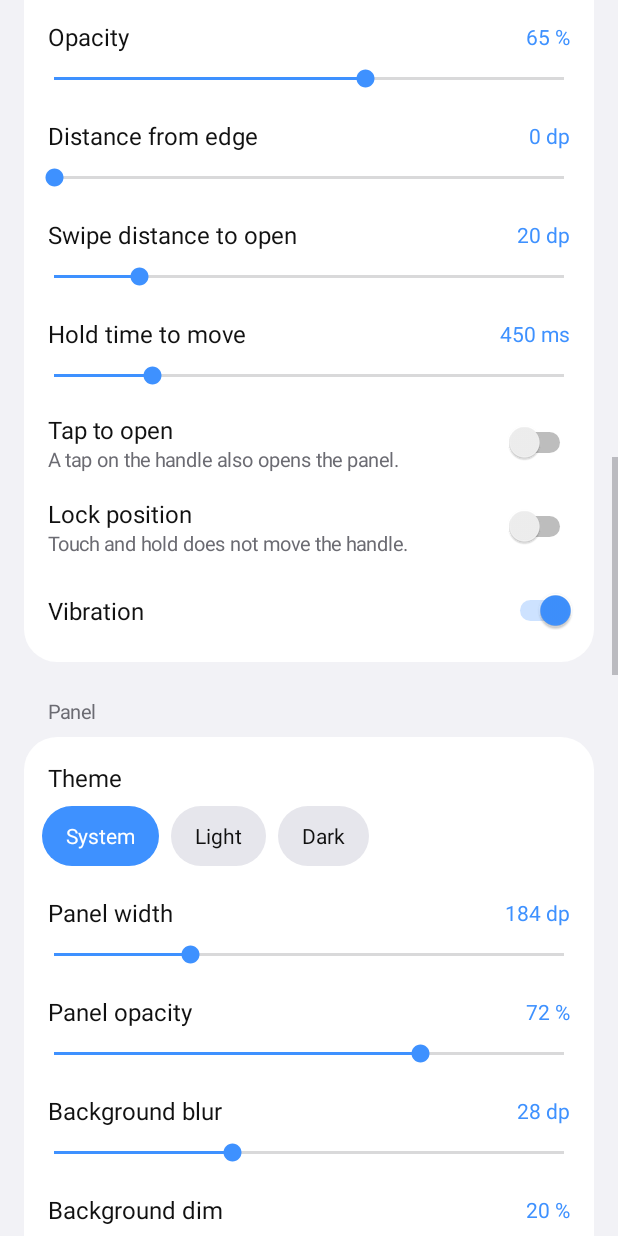
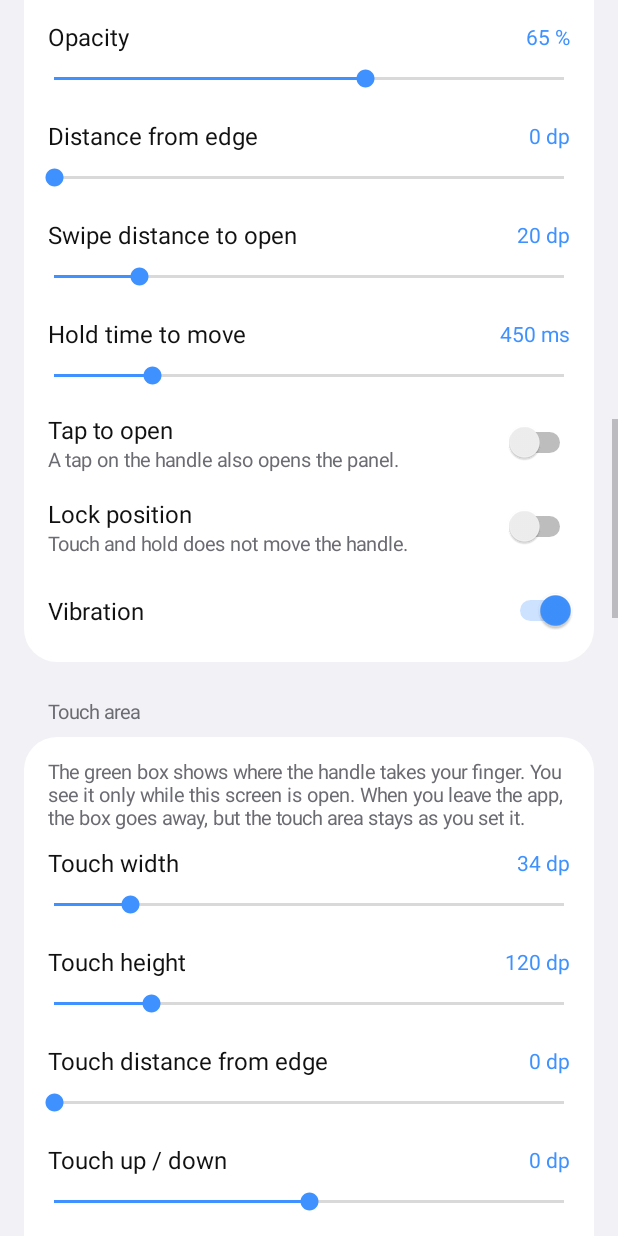
Before and after one commit to slinkybat123-code/viktor-mitic, an Android app: the screen it shows after launch (MainActivity), scrolled down 1730 dp, on a phone screen of 412 x 824 dp. Run offline under Robolectric (Android 15) with nearby library versions, the phone set to English and light mode, and no system bars.

Commit message:
Adjustable touch area shown as a green box in Settings
- Pill and touch box are now separate windows
- Touch width, height, distance from edge and up/down offset
- Green box shows only while Settings is open; area stays as set
- Hold-to-move moves pill and touch box together

Co-Authored-By: Claude Opus 5.5 <noreply@anthropic.com>
Claude-Session: https://claude.ai/code/session_01TNZpsMRrFoyiRZG2Sx1nk5

```diff
--- a/edge-clipboard-android/app/build.gradle.kts
+++ b/edge-clipboard-android/app/build.gradle.kts
@@ -19,8 +19,8 @@ android {
         applicationId = "io.github.slinkybat123.edgeclip"
         minSdk = 26
         targetSdk = 36
-        versionCode = 9
-        versionName = "1.5.1"
+        versionCode = 10
+        versionName = "1.6.0"
     }
 
     signingConfigs {
--- a/edge-clipboard-android/app/src/main/java/com/edgeclip/Edge.kt
+++ b/edge-clipboard-android/app/src/main/java/com/edgeclip/Edge.kt
@@ -14,6 +14,10 @@ object Edge {
     var active: EdgeController? = null
 
     val running get() = active != null
+
+    /** True while the Settings screen is open: the touch box shows as a green box. */
+    var showTouchArea = false
+        set(v) { field = v; active?.setTouchDebug(v) }
 
     /** Shows the handle. Uses the accessibility host (no notification) when Copy detection is on. */
     fun start(c: Context, action: String? = null) {
--- a/edge-clipboard-android/app/src/main/java/com/edgeclip/MainActivity.kt
+++ b/edge-clipboard-android/app/src/main/java/com/edgeclip/MainActivity.kt
@@ -52,6 +52,12 @@ class MainActivity : Activity() {
         Autostart.ensureRunning(this)
         buildPermissions()
         updatePreview()
+        Edge.showTouchArea = true
+    }
+
+    override fun onPause() {
+        super.onPause()
+        Edge.showTouchArea = false // the green box goes away; the touch area stays as set
     }
 
     // ---------------- Layout ----------------
@@ -129,10 +135,28 @@ class MainActivity : Activity() {
         slider(c, R.string.opacity, K.H_ALPHA, 10, 100, "%") { handleChanged() }
         slider(c, R.string.gap, K.H_GAP, 0, 32, "dp") { handleChanged() }
         slider(c, R.string.swipe_dist, K.SWIPE_DIST, 8, 80, "dp")
+
         slider(c, R.string.hold_time, K.HOLD_MS, 200, 1500, "ms", step = 50)
         toggle(c, R.string.tap_open, R.string.tap_open_desc, K.TAP_OPEN)
         toggle(c, R.string.lock_pos, R.string.lock_pos_desc, K.LOCK_POS)
         toggle(c, R.string.haptics, 0, K.HAPTICS)
+
+        // Touch area (shown as a green box while this screen is open)
+        section(R.string.sec_touch)
+        val tc = card()
+        tc.addView(TextView(this).apply {
+            setText(R.string.touch_desc); textSize = 13f; setTextColor(getColor(R.color.sub))
+            setPadding(dp(16), dp(8), dp(16), 0)
+        })
+        slider(tc, R.string.touch_width, K.T_WIDTH, 12, 160, "dp") { handleChanged() }
+        slider(tc, R.string.touch_height, K.T_HEIGHT, 30, 500, "dp", step = 5) { handleChanged() }
+        slider(tc, R.string.touch_edge, K.T_EDGE, 0, 80, "dp") { handleChanged() }
+        slider(tc, R.string.touch_yoff, K.T_YOFF, -200, 200, "dp", step = 2) { handleChanged() }
+        tc.addView(textButton(getString(R.string.touch_reset)) {
+            listOf(K.T_WIDTH, K.T_HEIGHT, K.T_EDGE, K.T_YOFF).forEach { Prefs.set(this, it, it.def) }
+            rebuilders.forEach { it() }
+            handleChanged()
+        }.apply { (layoutParams as LinearLayout.LayoutParams).marginStart = dp(8) })
 
         // Panel
         section(R.string.sec_panel)
--- a/edge-clipboard-android/app/src/main/java/com/edgeclip/Prefs.kt
+++ b/edge-clipboard-android/app/src/main/java/com/edgeclip/Prefs.kt
@@ -6,6 +6,7 @@ import android.content.Context
 enum class K(val key: String, val def: Int) {
     // Handle
     H_WIDTH("w", 7), H_HEIGHT("h", 72), H_ALPHA("a", 65), H_GAP("gap", 0), H_COLOR("hcol", 0),
+    T_WIDTH("tw", 34), T_HEIGHT("th", 120), T_EDGE("tedge", 0), T_YOFF("tyoff", 0),
     TAP_OPEN("tap", 0), SWIPE_DIST("swipe", 20), HOLD_MS("hold", 450), LOCK_POS("lock", 0), HAPTICS("hap", 1),
     // Panel
     THEME("theme", 0), P_WIDTH("pw", 184), P_ALPHA("pa", 72), BLUR("blur", 28), DIM("dim", 20),
--- a/edge-clipboard-android/app/src/main/res/values/strings.xml
+++ b/edge-clipboard-android/app/src/main/res/values/strings.xml
@@ -120,4 +120,11 @@
     <string name="panel_vpos_desc">0% = top, 50% = centre, 100% = bottom.</string>
     <string name="panel_follow">Follow handle position</string>
     <string name="panel_follow_desc">The panel opens centred on the handle. Panel position is not used.</string>
+    <string name="sec_touch">Touch area</string>
+    <string name="touch_desc">The green box shows where the handle takes your finger. You see it only while this screen is open. When you leave the app, the box goes away, but the touch area stays as you set it.</string>
+    <string name="touch_width">Touch width</string>
+    <string name="touch_height">Touch height</string>
+    <string name="touch_edge">Touch distance from edge</string>
+    <string name="touch_yoff">Touch up / down</string>
+    <string name="touch_reset">Reset touch area</string>
 </resources>
```
Also changed, not shown: edge-clipboard-android/app/src/main/java/com/edgeclip/EdgeController.kt (+88 -42 lines), 2 other files.
